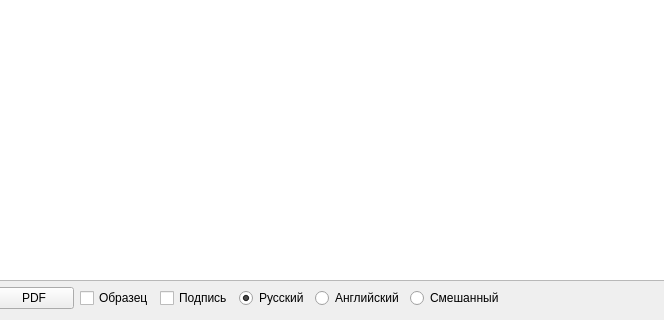
Old version of the form editor.ui in the repository Sergeyego/el_sert; both pictures show x 103 to 767 and y 430 to 750 of the 1024 by 750 pixel window.
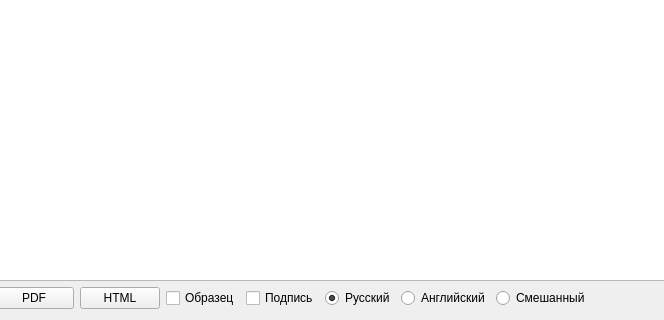
New version of the form. Custom widgets are drawn as their Qt base class.

Diff of the .ui file:
```diff
--- a/editor.ui
+++ b/editor.ui
@@ -104,6 +104,13 @@
        </property>
       </widget>
      </item>
+     <item>
+      <widget class="QPushButton" name="pushButtonHtml">
+       <property name="text">
+        <string>HTML</string>
+       </property>
+      </widget>
+     </item>
      <item>
       <widget class="QCheckBox" name="checkBoxObr">
        <property name="text">
```
